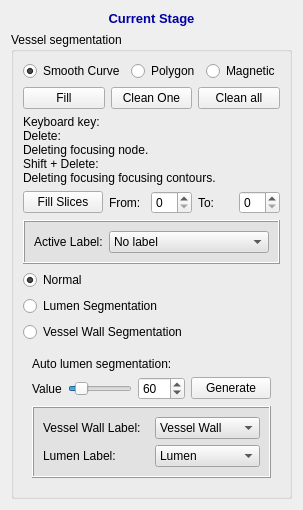
Above: codes/Controller/InteractorStyles/QInteractorStyleVesselSegmentation2.ui from wuzhuobin/PlaqueQuant before the change. Below: the same form after it.
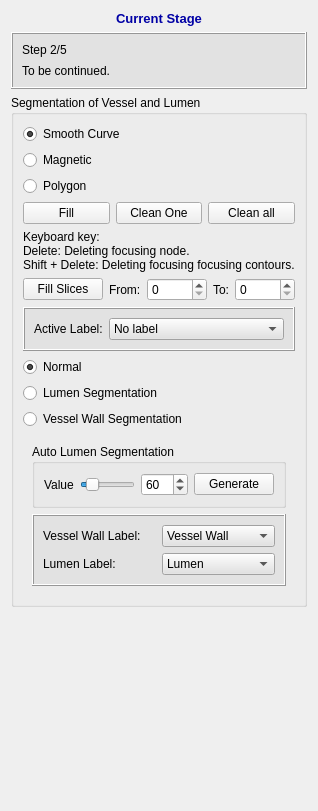
That is the form after the change. The open tabs and pages were chosen to show the change. Icons and pictures are not drawn.

The edit to the form file:
```diff
--- a/codes/Controller/InteractorStyles/QInteractorStyleVesselSegmentation2.ui
+++ b/codes/Controller/InteractorStyles/QInteractorStyleVesselSegmentation2.ui
@@ -6,8 +6,8 @@
    <rect>
     <x>0</x>
     <y>0</y>
-    <width>298</width>
-    <height>487</height>
+    <width>302</width>
+    <height>811</height>
    </rect>
   </property>
   <property name="windowTitle">
@@ -37,14 +37,96 @@
      </property>
     </widget>
    </item>
+   <item>
+    <widget class="QFrame" name="frame_5">
+     <property name="sizePolicy">
+      <sizepolicy hsizetype="Preferred" vsizetype="Fixed">
+       <horstretch>0</horstretch>
+       <verstretch>0</verstretch>
+      </sizepolicy>
+     </property>
+     <property name="minimumSize">
+      <size>
+       <width>0</width>
+       <height>0</height>
+      </size>
+     </property>
+     <property name="font">
+      <font>
+       <family>Arial</family>
+       <pointsize>10</pointsize>
+      </font>
+     </property>
+     <property name="styleSheet">
+      <string notr="true">background-color: rgb(226, 226, 226)</string>
+     </property>
+     <property name="frameShape">
+      <enum>QFrame::Box</enum>
+     </property>
+     <property name="frameShadow">
+      <enum>QFrame::Raised</enum>
+     </property>
+     <property name="lineWidth">
+      <number>1</number>
+     </property>
+     <layout class="QVBoxLayout" name="verticalLayout_11">
+      <property name="spacing">
+       <number>7</number>
+      </property>
+      <item>
+       <layout class="QVBoxLayout" name="verticalLayout_12">
+        <property name="spacing">
+         <number>7</number>
+        </property>
+        <item>
+         <layout class="QHBoxLayout" name="horizontalLayout_11">
+          <item>
+           <widget class="QLabel" name="label_23">
+            <property name="sizePolicy">
+             <sizepolicy hsizetype="Preferred" vsizetype="Minimum">
+              <horstretch>0</horstretch>
+              <verstretch>0</verstretch>
+             </sizepolicy>
+            </property>
+            <property name="font">
+             <font>
+              <family>Arial</family>
+             </font>
+            </property>
+            <property name="text">
+             <string>Step 2/5</string>
+            </property>
+           </widget>
+          </item>
+         </layout>
+        </item>
+       </layout>
+      </item>
+      <item>
+       <widget class="QLabel" name="label_20">
+        <property name="sizePolicy">
+         <sizepolicy hsizetype="Preferred" vsizetype="Minimum">
+          <horstretch>0</horstretch>
+          <verstretch>0</verstretch>
+         </sizepolicy>
+        </property>
+        <property name="text">
+         <string>To be continued.</string>
+        </property>
+        <property name="wordWrap">
+         <bool>true</bool>
+        </property>
+       </widget>
+      </item>
+     </layout>
+    </widget>
+   </item>
    <item>
     <widget class="QGroupBox" name="groupBox_2">
      <property name="title">
-      <string>Vessel segmentation</string>
+      <string>Segmentation of Vessel and Lumen</string>
      </property>
-     <layout class="QVBoxLayout" name="verticalLayout">
-      <item>
-       <layout class="QHBoxLayout" name="horizontalLayout_10">
+     <layout class="QVBoxLayout" name="verticalLayout_6">
         <item>
          <widget class="QRadioButton" name="smoothCurveRadioButton">
           <property name="text">
@@ -58,16 +140,6 @@
           </attribute>
          </widget>
         </item>
-        <item>
-         <widget class="QRadioButton" name="polygonRadionButton">
-          <property name="text">
-           <string>Polygon</string>
-          </property>
-          <attribute name="buttonGroup">
-           <string notr="true">buttonGroup</string>
-          </attribute>
-         </widget>
-        </item>
         <item>
          <widget class="QRadioButton" name="radioButtonMagnetic">
           <property name="text">
@@ -78,7 +150,15 @@
           </attribute>
          </widget>
         </item>
-       </layout>
+      <item>
+       <widget class="QRadioButton" name="polygonRadionButton">
+        <property name="text">
+         <string>Polygon</string>
+        </property>
+        <attribute name="buttonGroup">
+         <string notr="true">buttonGroup</string>
+        </attribute>
+       </widget>
       </item>
       <item>
        <layout class="QHBoxLayout" name="horizontalLayout_2">
@@ -109,10 +189,8 @@
        <widget class="QLabel" name="label_2">
         <property name="text">
          <string>Keyboard key:
-Delete: 
-Deleting focusing node. 
-Shift + Delete: 
-Deleting focusing focusing contours.</string>
+Delete: Deleting focusing node. 
+Shift + Delete: Deleting focusing focusing contours.</string>
         </property>
        </widget>
       </item>
@@ -135,7 +213,7 @@
         <item>
          <widget class="QSpinBox" name="spinBoxFillSlicesBegin">
           <property name="sizePolicy">
-           <sizepolicy hsizetype="Minimum" vsizetype="Fixed">
+           <sizepolicy hsizetype="Expanding" vsizetype="Fixed">
             <horstretch>0</horstretch>
             <verstretch>0</verstretch>
            </sizepolicy>
@@ -152,7 +230,7 @@
         <item>
          <widget class="QSpinBox" name="spinBoxFillSliceEnd">
           <property name="sizePolicy">
-           <sizepolicy hsizetype="Minimum" vsizetype="Fixed">
+           <sizepolicy hsizetype="Expanding" vsizetype="Fixed">
             <horstretch>0</horstretch>
             <verstretch>0</verstretch>
            </sizepolicy>
@@ -495,12 +573,14 @@
         <widget class="QWidget" name="pageLumenSegmentation">
          <layout class="QVBoxLayout" name="verticalLayout_5">
           <item>
-           <widget class="QLabel" name="label_3">
-            <property name="text">
-             <string>Auto lumen segmentation:</string>
+           <widget class="QGroupBox" name="groupBox_6">
+            <property name="enabled">
+             <bool>true</bool>
             </property>
-           </widget>
-          </item>
+            <property name="title">
+             <string>Auto Lumen Segmentation </string>
+            </property>
+            <layout class="QVBoxLayout" name="verticalLayout_4">
           <item>
            <layout class="QHBoxLayout" name="horizontalLayout_7">
             <item>
@@ -548,6 +628,9 @@
             </item>
            </layout>
           </item>
+            </layout>
+           </widget>
+          </item>
           <item>
            <widget class="QFrame" name="vesselFrame_2">
             <property name="enabled">
```
Left out of the diff: 21 changed lines with no effect on the pictures. Lines whose indentation alone changed are shown as unchanged.
